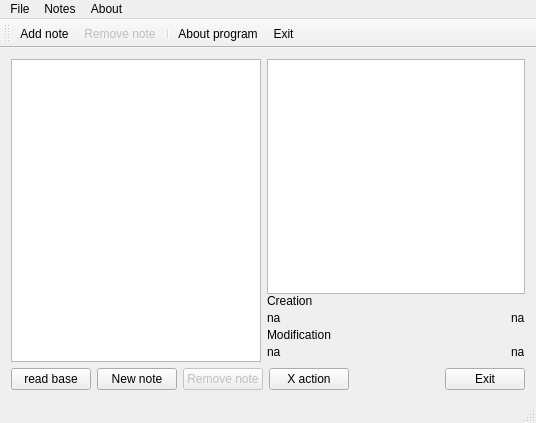
Qt form notes2.ui (fatinbrain/notes2) before a commit.
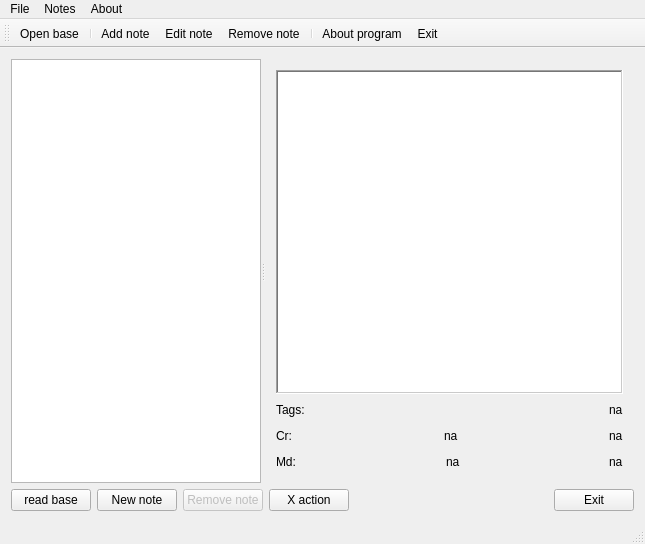
The same form after that commit. Icons and pictures are not drawn.

```diff
--- a/notes2.ui
+++ b/notes2.ui
@@ -6,8 +6,8 @@
    <rect>
     <x>0</x>
     <y>0</y>
-    <width>536</width>
-    <height>423</height>
+    <width>645</width>
+    <height>544</height>
    </rect>
   </property>
   <property name="windowTitle">
@@ -16,10 +16,18 @@
   <widget class="QWidget" name="centralWidget">
    <layout class="QGridLayout" name="gridLayout">
     <item row="0" column="0">
-     <layout class="QVBoxLayout" name="verticalLayout_5">
+     <layout class="QVBoxLayout" name="verticalLayout_2">
       <item>
-       <layout class="QHBoxLayout" name="horizontalLayout_4">
-        <item>
+       <widget class="QSplitter" name="splitter">
+        <property name="sizePolicy">
+         <sizepolicy hsizetype="Expanding" vsizetype="Expanding">
+          <horstretch>0</horstretch>
+          <verstretch>0</verstretch>
+         </sizepolicy>
+        </property>
+        <property name="orientation">
+         <enum>Qt::Horizontal</enum>
+        </property>
          <widget class="QListWidget" name="lwNotes">
           <property name="sizePolicy">
            <sizepolicy hsizetype="Maximum" vsizetype="Expanding">
@@ -34,47 +42,86 @@
            </size>
           </property>
          </widget>
-        </item>
-        <item>
-         <layout class="QVBoxLayout" name="verticalLayout_4">
-          <property name="spacing">
-           <number>0</number>
-          </property>
-          <item>
-           <widget class="QTextEdit" name="teNoteText">
-            <property name="sizePolicy">
-             <sizepolicy hsizetype="Expanding" vsizetype="Expanding">
-              <horstretch>1</horstretch>
-              <verstretch>0</verstretch>
-             </sizepolicy>
-            </property>
-            <property name="tabStopWidth">
-             <number>40</number>
-            </property>
-           </widget>
-          </item>
-          <item>
-           <layout class="QVBoxLayout" name="verticalLayout_3">
-            <property name="spacing">
-             <number>0</number>
-            </property>
-            <item>
+        <widget class="QWidget" name="layoutWidget">
              <layout class="QVBoxLayout" name="verticalLayout">
-              <property name="spacing">
-               <number>0</number>
-              </property>
               <item>
-               <widget class="QLabel" name="lcCreation">
-                <property name="text">
-                 <string>Creation</string>
+           <widget class="QTextBrowser" name="tbNoteText">
+            <property name="font">
+             <font>
+              <pointsize>50</pointsize>
+              <stylestrategy>PreferAntialias</stylestrategy>
+             </font>
+            </property>
+            <property name="autoFillBackground">
+             <bool>false</bool>
+            </property>
+            <property name="frameShape">
+             <enum>QFrame::WinPanel</enum>
+            </property>
+            <property name="frameShadow">
+             <enum>QFrame::Sunken</enum>
+            </property>
+            <property name="lineWidth">
+             <number>2</number>
+            </property>
+            <property name="midLineWidth">
+             <number>1</number>
                 </property>
                </widget>
               </item>
               <item>
                <layout class="QHBoxLayout" name="horizontalLayout">
-                <property name="spacing">
-                 <number>0</number>
-                </property>
+            <item>
+             <widget class="QLabel" name="lcTags">
+              <property name="text">
+               <string>Tags:</string>
+              </property>
+             </widget>
+            </item>
+            <item>
+             <spacer name="horizontalSpacer_6">
+              <property name="orientation">
+               <enum>Qt::Horizontal</enum>
+              </property>
+              <property name="sizeHint" stdset="0">
+               <size>
+                <width>40</width>
+                <height>20</height>
+               </size>
+              </property>
+             </spacer>
+            </item>
+            <item>
+             <widget class="QLabel" name="lTags">
+              <property name="text">
+               <string>na</string>
+              </property>
+             </widget>
+            </item>
+           </layout>
+          </item>
+          <item>
+           <layout class="QHBoxLayout" name="horizontalLayout_3">
+            <item>
+             <widget class="QLabel" name="lcCreation">
+              <property name="text">
+               <string>Cr:</string>
+              </property>
+             </widget>
+            </item>
+            <item>
+             <spacer name="horizontalSpacer_4">
+              <property name="orientation">
+               <enum>Qt::Horizontal</enum>
+              </property>
+              <property name="sizeHint" stdset="0">
+               <size>
+                <width>40</width>
+                <height>20</height>
+               </size>
+              </property>
+             </spacer>
+            </item>
                 <item>
                  <widget class="QLabel" name="lCr">
                   <property name="text">
@@ -104,25 +151,28 @@
                 </item>
                </layout>
               </item>
-             </layout>
-            </item>
             <item>
-             <layout class="QVBoxLayout" name="verticalLayout_2">
-              <property name="spacing">
-               <number>0</number>
-              </property>
+           <layout class="QHBoxLayout" name="horizontalLayout_4">
               <item>
                <widget class="QLabel" name="lcModification">
                 <property name="text">
-                 <string>Modification</string>
+               <string>Md:</string>
                 </property>
                </widget>
               </item>
               <item>
-               <layout class="QHBoxLayout" name="horizontalLayout_3">
-                <property name="spacing">
-                 <number>0</number>
-                </property>
+             <spacer name="horizontalSpacer_5">
+              <property name="orientation">
+               <enum>Qt::Horizontal</enum>
+              </property>
+              <property name="sizeHint" stdset="0">
+               <size>
+                <width>40</width>
+                <height>20</height>
+               </size>
+              </property>
+             </spacer>
+            </item>
                 <item>
                  <widget class="QLabel" name="lMd">
                   <property name="text">
@@ -153,12 +203,8 @@
                </layout>
               </item>
              </layout>
-            </item>
-           </layout>
-          </item>
-         </layout>
-        </item>
-       </layout>
+        </widget>
+       </widget>
       </item>
       <item>
        <layout class="QHBoxLayout" name="horizontalLayout_2">
@@ -237,7 +283,7 @@
     <rect>
      <x>0</x>
      <y>0</y>
-     <width>536</width>
+     <width>645</width>
      <height>21</height>
     </rect>
    </property>
@@ -272,7 +318,10 @@
    <attribute name="toolBarBreak">
     <bool>false</bool>
    </attribute>
+   <addaction name="actionOpen_base"/>
+   <addaction name="separator"/>
    <addaction name="actionAdd_note"/>
+   <addaction name="actionEdit_note"/>
    <addaction name="actionRemove_note"/>
    <addaction name="separator"/>
    <addaction name="actionAbout_program"/>
@@ -308,7 +357,7 @@
   </action>
   <action name="actionRemove_note">
    <property name="enabled">
-    <bool>false</bool>
+    <bool>true</bool>
    </property>
    <property name="icon">
     <iconset resource="notes2.qrc">
@@ -335,6 +384,30 @@
     <string>About Qt</string>
    </property>
   </action>
+  <action name="actionOpen_base">
+   <property name="icon">
+    <iconset resource="notes2.qrc">
+     <normaloff>:/img/img/Open.png</normaloff>:/img/img/Open.png</iconset>
+   </property>
+   <property name="text">
+    <string>Open base</string>
+   </property>
+   <property name="toolTip">
+    <string>Open existing base</string>
+   </property>
+  </action>
+  <action name="actionEdit_note">
+   <property name="icon">
+    <iconset resource="notes2.qrc">
+     <normaloff>:/img/img/Modify.png</normaloff>:/img/img/Modify.png</iconset>
+   </property>
+   <property name="text">
+    <string>Edit note</string>
+   </property>
+   <property name="toolTip">
+    <string>Edit current note</string>
+   </property>
+  </action>
  </widget>
  <layoutdefault spacing="6" margin="11"/>
  <resources>
```
Left out of the diff: 16 changed lines with no effect on the pictures. Lines whose indentation alone changed are shown as unchanged.
